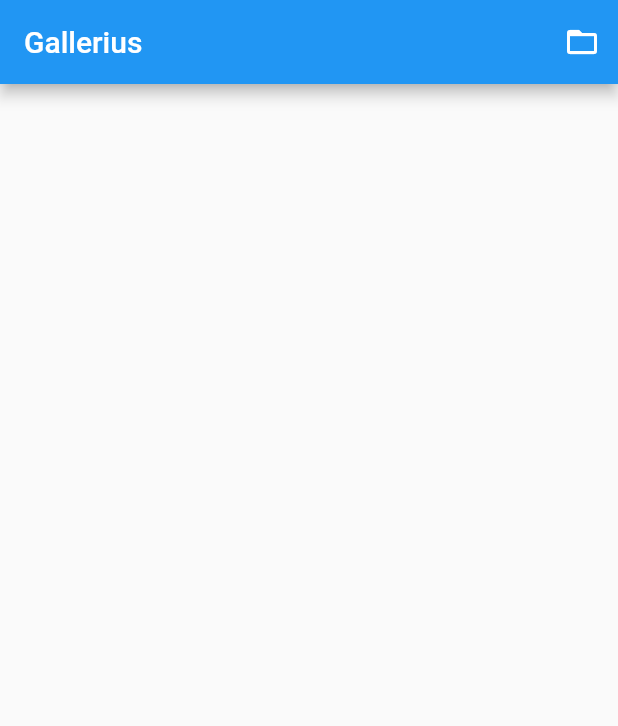
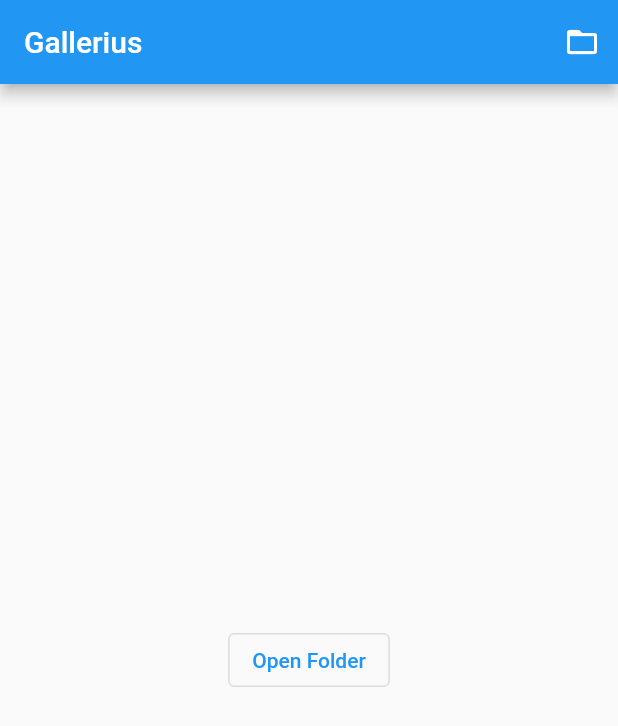
Before and after one commit to narnaud/flutter_gallerius, a Flutter app: the screen it shows after launch, on a phone screen of 412 x 824 dp. Shown: the top 726 px of the screen. Run offline on Flutter 3.47's test engine with Material 2 defaults, Android fonts, the phone set to English and light mode, and no system bars; our stand-ins replace file_picker.

Commit message:
Add a button in the middle on startup

```diff
--- a/lib/widgets/gallery_screen.dart
+++ b/lib/widgets/gallery_screen.dart
@@ -44,13 +44,18 @@ class _GalleryScreenState extends State<GalleryScreen> {
         actions: <Widget>[
           IconButton(
             icon: const Icon(Icons.folder_open),
-            tooltip: 'Open folder',
+            tooltip: 'Open Folder',
             onPressed: _openGallery,
           ),
         ],
       ),
       body: Center(
-        child: GridView.extent(
+        child: _currentDirectory == null
+            ? OutlinedButton(
+                onPressed: _openGallery,
+                child: const Text("Open Folder"),
+              )
+            : GridView.extent(
                 primary: false,
                 padding: const EdgeInsets.all(16),
                 crossAxisSpacing: 10,
```
Lines whose indentation alone changed are shown as unchanged.
